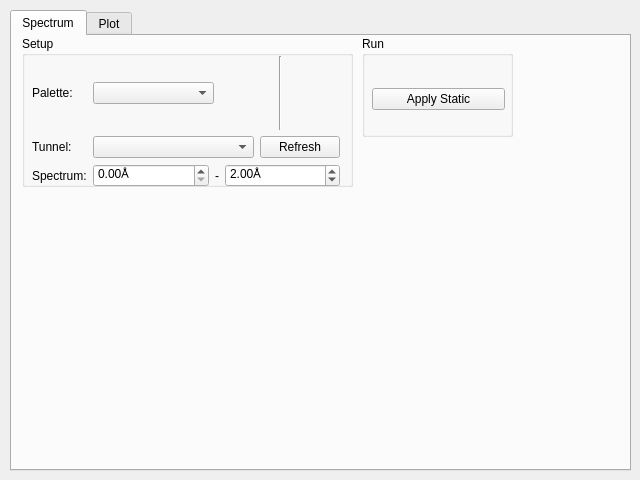
The window that Caver4/ui/caver_analysis.ui (YaoYinYing/caver-pymol-plugin) describes before a commit, drawn with Qt 5.
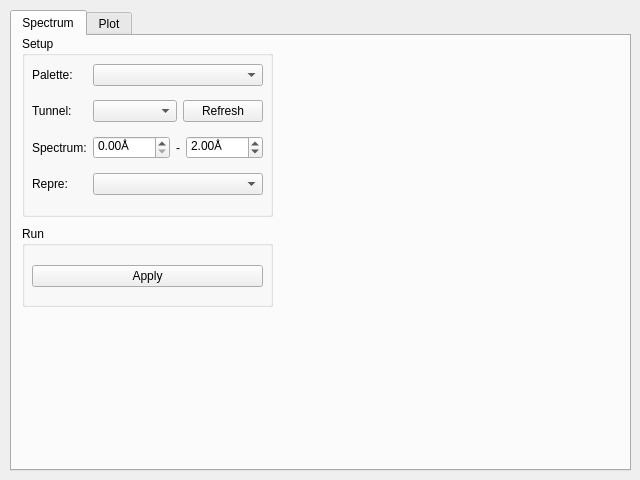
The same window after the commit.

Diff of the .ui file:
```diff
--- a/Caver4/ui/caver_analysis.ui
+++ b/Caver4/ui/caver_analysis.ui
@@ -34,8 +34,8 @@
       <rect>
        <x>10</x>
        <y>0</y>
-       <width>331</width>
-       <height>151</height>
+       <width>251</width>
+       <height>181</height>
       </rect>
      </property>
      <property name="title">
@@ -46,8 +46,8 @@
        <rect>
         <x>10</x>
         <y>20</y>
-        <width>308</width>
-        <height>131</height>
+        <width>231</width>
+        <height>151</height>
        </rect>
       </property>
       <layout class="QGridLayout" name="gridLayout">
@@ -112,19 +112,6 @@
            </property>
           </widget>
          </item>
-         <item>
-          <widget class="Line" name="line">
-           <property name="sizePolicy">
-            <sizepolicy hsizetype="Preferred" vsizetype="Minimum">
-             <horstretch>0</horstretch>
-             <verstretch>0</verstretch>
-            </sizepolicy>
-           </property>
-           <property name="orientation">
-            <enum>Qt::Vertical</enum>
-           </property>
-          </widget>
-         </item>
         </layout>
        </item>
        <item row="0" column="0">
@@ -187,16 +174,26 @@
          </item>
         </layout>
        </item>
+       <item row="3" column="0">
+        <widget class="QLabel" name="label_5">
+         <property name="text">
+          <string>Repre:</string>
+         </property>
+        </widget>
+       </item>
+       <item row="3" column="1">
+        <widget class="QComboBox" name="comboBox_representation"/>
+       </item>
       </layout>
      </widget>
     </widget>
     <widget class="QGroupBox" name="groupBox_2">
      <property name="geometry">
       <rect>
-       <x>350</x>
-       <y>0</y>
-       <width>151</width>
-       <height>101</height>
+       <x>10</x>
+       <y>190</y>
+       <width>251</width>
+       <height>81</height>
       </rect>
      </property>
      <property name="title">
@@ -207,15 +204,15 @@
        <rect>
         <x>10</x>
         <y>30</y>
-        <width>133</width>
-        <height>66</height>
+        <width>231</width>
+        <height>41</height>
        </rect>
       </property>
       <layout class="QVBoxLayout" name="verticalLayout">
        <item>
         <widget class="QPushButton" name="pushButton_applyTunnelsSpectrumStatic">
          <property name="text">
-          <string>Apply Static</string>
+          <string>Apply</string>
          </property>
         </widget>
        </item>
```
